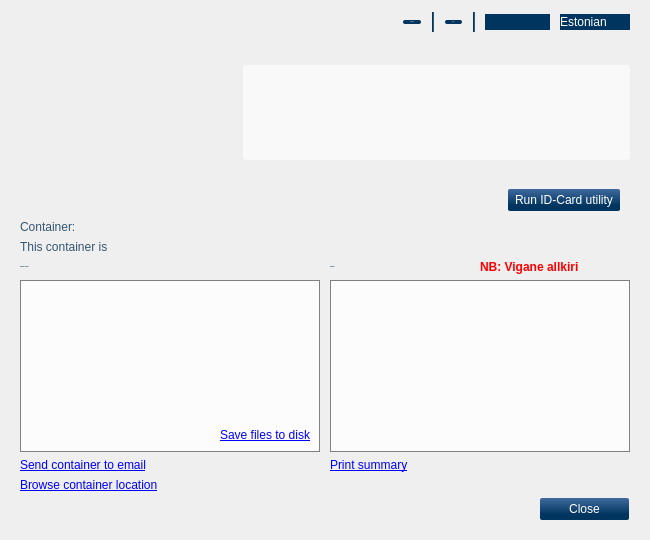
tixsys/esteid, file qdigidocclient/trunk/src/ui/MainWindow.ui: the form before one commit.
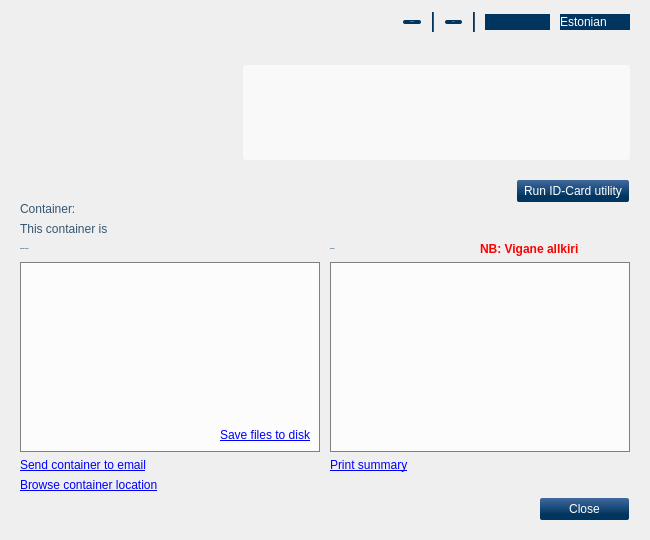
The form after the commit. The open tabs and pages were chosen to show the change. Icons and pictures are not drawn. Custom widgets are drawn as their Qt base class.

Commit message: qdigidocclient: remove info noise

```diff
--- a/qdigidocclient/trunk/src/ui/MainWindow.ui
+++ b/qdigidocclient/trunk/src/ui/MainWindow.ui
@@ -340,8 +340,7 @@
        </layout>
       </item>
       <item>
-       <widget class="QFrame" name="utilityFrame">
-        <layout class="QHBoxLayout" name="horizontalLayout">
+       <layout class="QHBoxLayout" name="utilityLayout">
          <item>
           <spacer name="utilitySpacer">
            <property name="orientation">
@@ -370,7 +369,6 @@
           </widget>
          </item>
         </layout>
-       </widget>
       </item>
       <item>
        <widget class="QStackedWidget" name="stack">
@@ -923,8 +921,8 @@
               <rect>
                <x>0</x>
                <y>0</y>
-               <width>288</width>
-               <height>170</height>
+               <width>88</width>
+               <height>18</height>
               </rect>
              </property>
              <layout class="QVBoxLayout" name="viewSignaturesLayout">
```
Left out of the diff: 7 changed lines with no effect on the pictures. Lines whose indentation alone changed are shown as unchanged. The commit also changes 1 other file.
